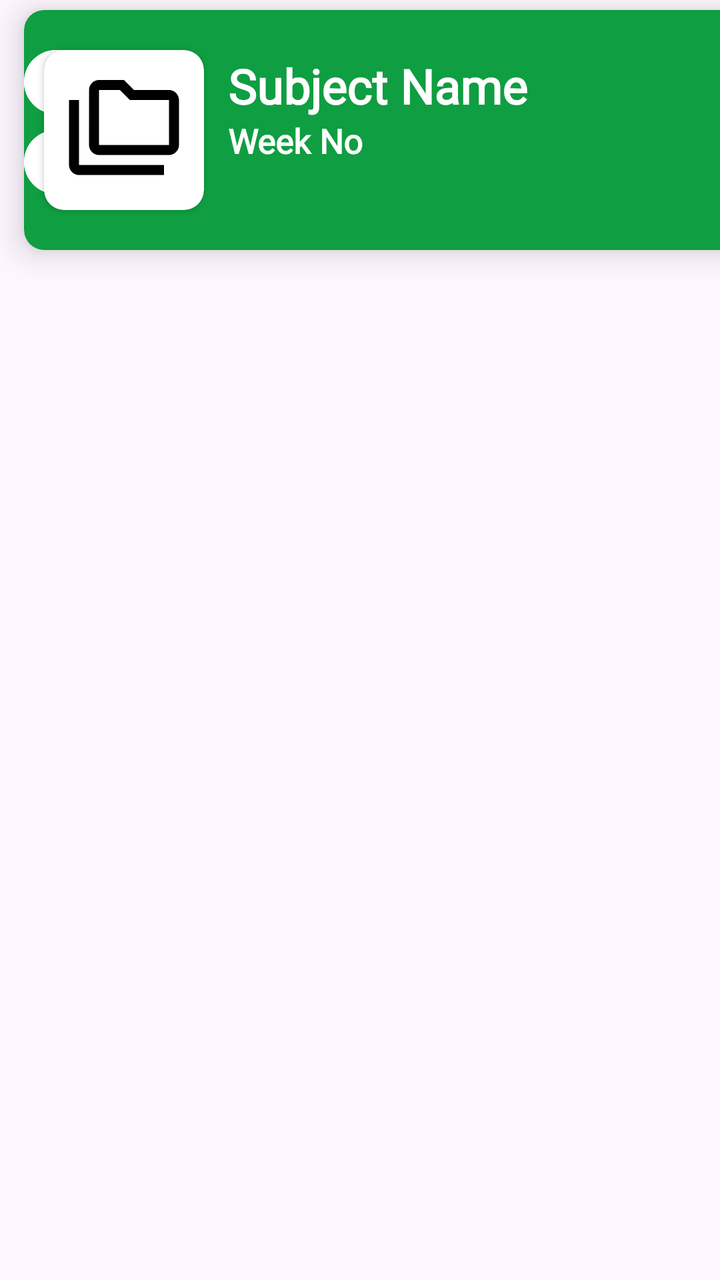
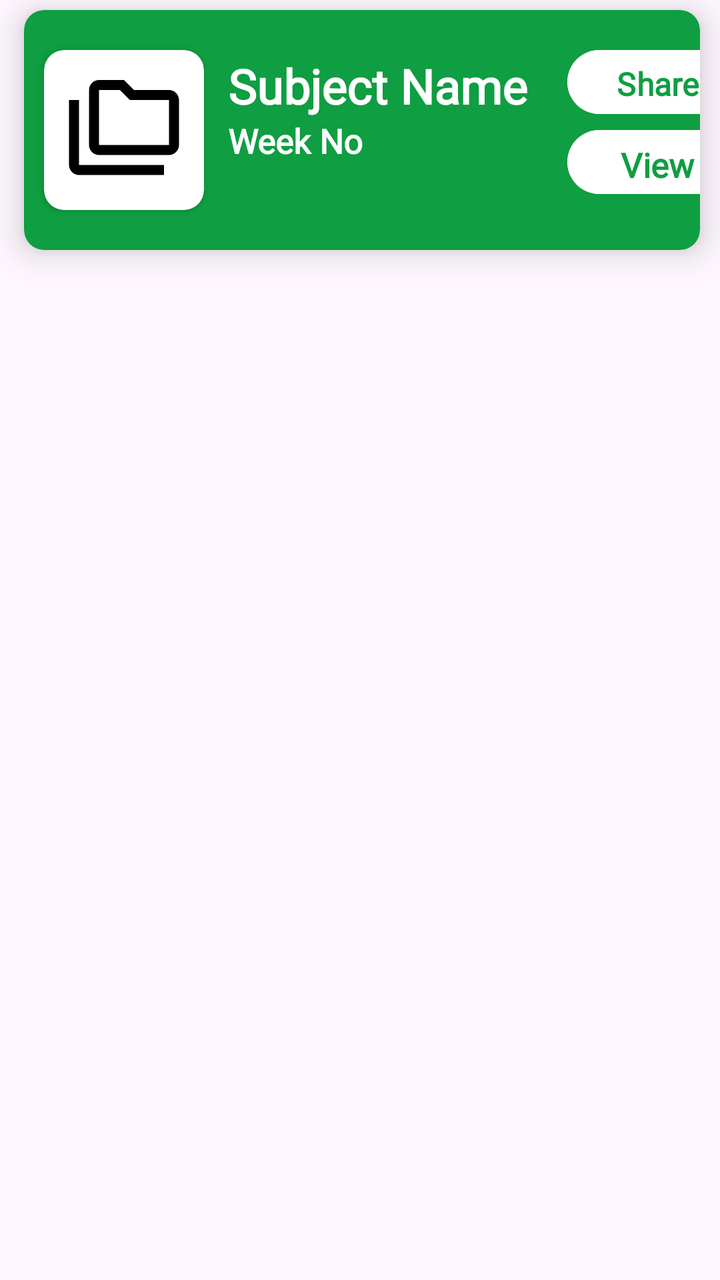

Screens rendered from an Android XML layout before and after an edit, with the pre-edit source and the edit as a unified diff.
<!-- AndroidManifest.xml: application theme Theme.LessonMaker -->
<!-- res/layout/list_item_downloaded_nots.xml -->
<?xml version="1.0" encoding="utf-8"?>
<LinearLayout xmlns:android="http://schemas.android.com/apk/res/android"
    xmlns:tools="http://schemas.android.com/tools"
    android:layout_width="wrap_content"
    android:layout_height="wrap_content"
    xmlns:app="http://schemas.android.com/apk/res-auto"
    android:orientation="vertical">


    <androidx.cardview.widget.CardView
        android:layout_marginTop="5dp"
        android:layout_marginStart="12dp"
        android:layout_width="370dp"
        android:layout_height="120dp"
        android:backgroundTint="@color/biitGreen"
        app:layout_constraintEnd_toEndOf="parent"
        app:layout_constraintStart_toStartOf="parent"
        app:layout_constraintTop_toTopOf="parent"
        app:cardCornerRadius="10dp"
        app:cardElevation="10dp"
        android:layout_marginBottom="20dp">

        <androidx.constraintlayout.widget.ConstraintLayout
            android:layout_width="match_parent"
            android:layout_height="match_parent">

            <androidx.cardview.widget.CardView
                android:id="@+id/cardView"
                android:layout_width="wrap_content"
                android:layout_height="wrap_content"
                android:layout_marginStart="10dp"
                android:background="@color/white"
                app:cardCornerRadius="10dp"
                app:layout_constraintBottom_toBottomOf="parent"
                app:layout_constraintLeft_toLeftOf="parent"
                app:layout_constraintTop_toTopOf="parent">

                <ImageButton
                    android:id="@+id/Subject"
                    android:layout_width="80dp"
                    android:layout_height="80dp"
                    android:background="@android:color/transparent"
                    android:contentDescription="@string/open"
                    android:scaleType="centerInside"
                    android:src="@drawable/outline_folder_copy_24" />

            </androidx.cardview.widget.CardView>

            <TextView
                android:id="@+id/SubjectName"
                android:layout_width="wrap_content"
                android:layout_height="wrap_content"
                android:layout_marginStart="12dp"
                android:fontFamily="@font/jost_medium"
                android:text="@string/subject_name"
                android:textColor="@color/white"
                android:textSize="24sp"
                android:textStyle="bold"
                app:layout_constraintBottom_toBottomOf="parent"
                app:layout_constraintRight_toRightOf="parent"
                app:layout_constraintStart_toEndOf="@+id/cardView"
                app:layout_constraintTop_toTopOf="parent"
                app:layout_constraintVertical_bias="0.247" />

            <TextView
                android:id="@+id/teachersName"
                android:layout_width="wrap_content"
                android:layout_height="wrap_content"
                android:layout_marginTop="0dp"
                android:fontFamily="@font/jost_medium"
                android:text="@string/week_no"
                android:textColor="@color/white"
                android:textSize="17sp"
                android:textStyle="bold"
                app:layout_constraintBottom_toBottomOf="parent"
                app:layout_constraintEnd_toEndOf="@+id/SubjectName"
                app:layout_constraintHorizontal_bias="0.0"
                app:layout_constraintStart_toStartOf="@+id/SubjectName"
                app:layout_constraintTop_toBottomOf="@+id/SubjectName"
                app:layout_constraintVertical_bias="0.0" />



            <androidx.cardview.widget.CardView
                android:layout_width="wrap_content"
                android:layout_height="wrap_content"
                app:layout_constraintLeft_toLeftOf="parent"
                app:layout_constraintRight_toRightOf="parent"
                app:layout_constraintBottom_toBottomOf="parent"
                app:cardCornerRadius="50dp"
                android:layout_marginStart="270dp"
                android:layout_marginBottom="10dp"
                app:cardElevation="40dp">



            </androidx.cardview.widget.CardView>

            <Button
                android:id="@+id/button"
                android:layout_width="90dp"
                android:layout_height="40dp"
                android:backgroundTint="@color/white"
                android:fontFamily="@font/jost_medium"
                android:text="@string/share"

                android:textAlignment="center"
                android:textColor="@color/biitGreen"
                android:textSize="16sp"
                android:textStyle="bold"
                app:layout_constraintBottom_toBottomOf="parent"
                app:layout_constraintTop_toTopOf="parent"
                app:layout_constraintVertical_bias="0.2"
                tools:layout_editor_absoluteX="280dp" />

            <Button
                android:id="@+id/openSubjectNotes"
                android:layout_width="90dp"
                android:layout_height="40dp"
                android:backgroundTint="@color/white"
                android:fontFamily="@font/jost_medium"
                android:text="@string/view"
                android:textAlignment="center"
                android:textColor="@color/biitGreen"
                android:textSize="17sp"
                android:textStyle="bold"
                app:layout_constraintStart_toStartOf="@+id/button"
                app:layout_constraintTop_toBottomOf="@+id/button" />

        </androidx.constraintlayout.widget.ConstraintLayout>


    </androidx.cardview.widget.CardView>

</LinearLayout>
<!-- resources referenced by this layout -->
<resources>
  <color name="biitGreen">#0F9E41</color>
  <color name="white">#FFFFFFFF</color>
  <!-- drawable outline_folder_copy_24 (drawable) -->
  <vector xmlns:android="http://schemas.android.com/apk/res/android" android:height="60dp" android:tint="#000000" android:viewportHeight="24" android:viewportWidth="24" android:width="60dp">
        
      <path android:fillColor="@android:color/white" android:pathData="M3,19h17v2H3c-1.1,0 -2,-0.9 -2,-2V6h2V19zM23,6v9c0,1.1 -0.9,2 -2,2H7c-1.1,0 -2,-0.9 -2,-2L5.01,4C5.01,2.9 5.9,2 7,2h5l2,2h7C22.1,4 23,4.9 23,6zM7,15h14V6h-7.83l-2,-2H7V15z"/>
      
  </vector>
  <string name="open">OPEN</string>
  <string name="share">Share</string>
  <string name="subject_name">Subject Name</string>
  <string name="view">View</string>
  <string name="week_no">Week No</string>
  <style name="Theme.LessonMaker" parent="Base.Theme.LessonMaker" />
  <style name="Base.Theme.LessonMaker" parent="Theme.Material3.DayNight.NoActionBar">
          
          
      </style>
</resources>

<!-- the commit's change to res/layout/list_item_downloaded_nots.xml (unified diff, before → after) -->
@@ -1,7 +1,7 @@
 <?xml version="1.0" encoding="utf-8"?>
 <LinearLayout xmlns:android="http://schemas.android.com/apk/res/android"
     xmlns:tools="http://schemas.android.com/tools"
-    android:layout_width="wrap_content"
+    android:layout_width="match_parent"
     android:layout_height="wrap_content"
     xmlns:app="http://schemas.android.com/apk/res-auto"
     android:orientation="vertical">
@@ -10,7 +10,9 @@
     <androidx.cardview.widget.CardView
         android:layout_marginTop="5dp"
         android:layout_marginStart="12dp"
-        android:layout_width="370dp"
+        android:layout_width="match_parent"
+        android:layout_marginEnd="10dp"
+
         android:layout_height="120dp"
         android:backgroundTint="@color/biitGreen"
         app:layout_constraintEnd_toEndOf="parent"
@@ -97,21 +99,22 @@
             </androidx.cardview.widget.CardView>
 
             <Button
-                android:id="@+id/button"
+                android:id="@+id/Share"
                 android:layout_width="90dp"
                 android:layout_height="40dp"
+                android:layout_marginStart="20dp"
                 android:backgroundTint="@color/white"
                 android:fontFamily="@font/jost_medium"
                 android:text="@string/share"
-
                 android:textAlignment="center"
                 android:textColor="@color/biitGreen"
                 android:textSize="16sp"
                 android:textStyle="bold"
                 app:layout_constraintBottom_toBottomOf="parent"
+                app:layout_constraintStart_toEndOf="@+id/SubjectName"
                 app:layout_constraintTop_toTopOf="parent"
                 app:layout_constraintVertical_bias="0.2"
-                tools:layout_editor_absoluteX="280dp" />
+                tools:ignore="MissingConstraints" />
 
             <Button
                 android:id="@+id/openSubjectNotes"
@@ -124,8 +127,8 @@
                 android:textColor="@color/biitGreen"
                 android:textSize="17sp"
                 android:textStyle="bold"
-                app:layout_constraintStart_toStartOf="@+id/button"
-                app:layout_constraintTop_toBottomOf="@+id/button" />
+                app:layout_constraintStart_toStartOf="@+id/Share"
+                app:layout_constraintTop_toBottomOf="@+id/Share" />
 
         </androidx.constraintlayout.widget.ConstraintLayout>
 
